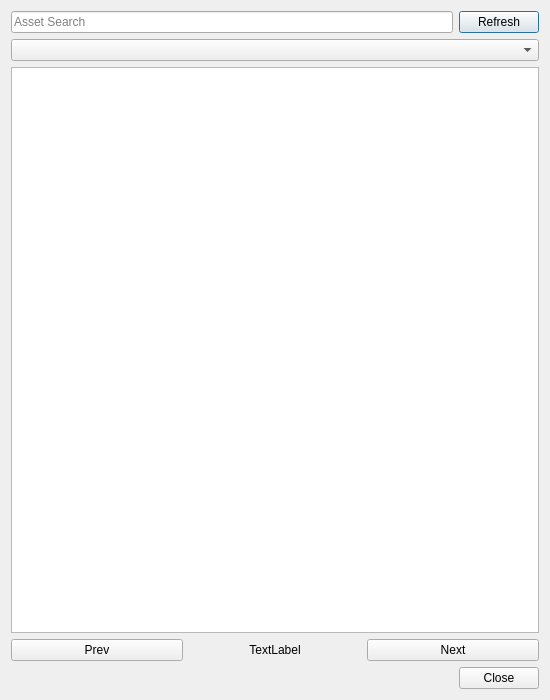
The window that ui/qt/server_orders.ui (ben-abraham/raven-trader-pro) describes before a commit, drawn with Qt 5.
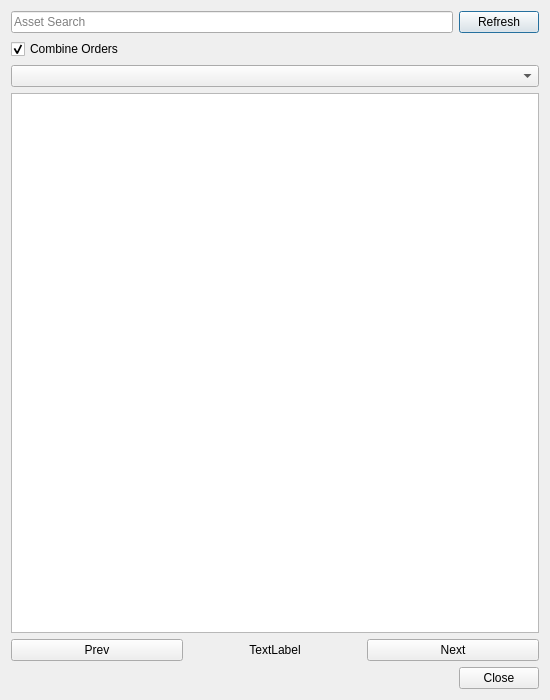
The same window after the commit.

Commit message: Added combined orders mode to the server orders dialog (with new server endpoint)

```diff
--- a/ui/qt/server_orders.ui
+++ b/ui/qt/server_orders.ui
@@ -32,6 +32,19 @@
      </item>
     </layout>
    </item>
+   <item>
+    <widget class="QCheckBox" name="chkCombineOrders">
+       <property name="text">
+        <string>Combine Orders</string>
+       </property>
+       <property name="checked">
+        <bool>true</bool>
+       </property>
+       <property name="toolTip">
+        <string>Show Trades Grouped By Asset Name</string>
+       </property>
+    </widget>
+   </item>
    <item>
     <widget class="QComboBox" name="cmbOrderType">
     </widget>
```
Left out of the diff: 15 changed lines with no effect on the pictures. The commit also changes 6 other files.
